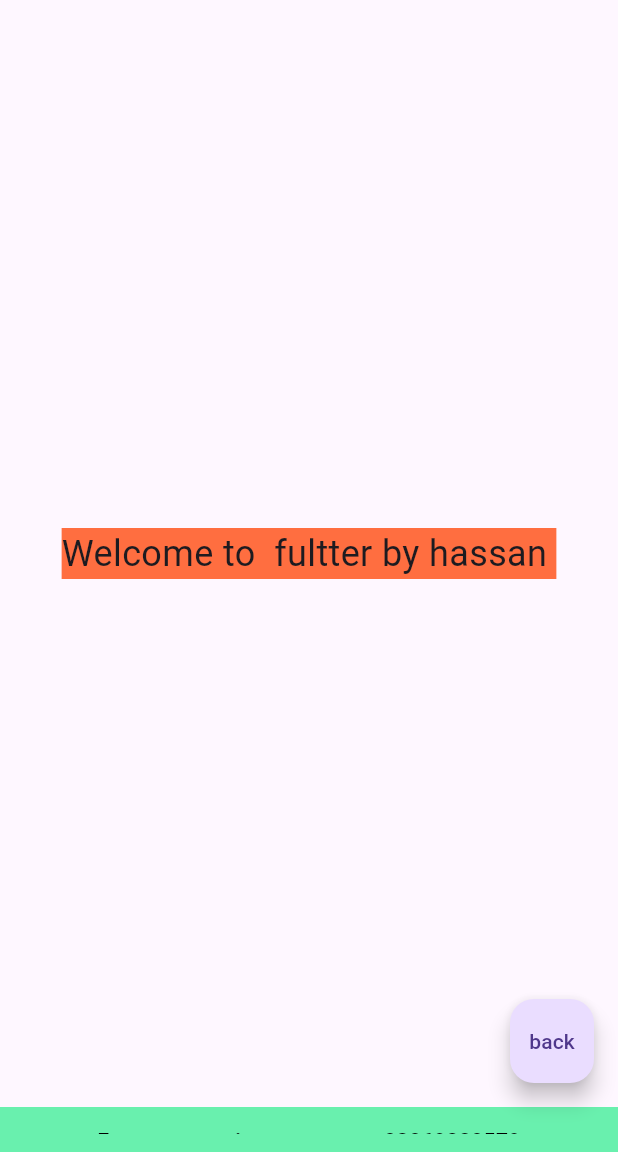
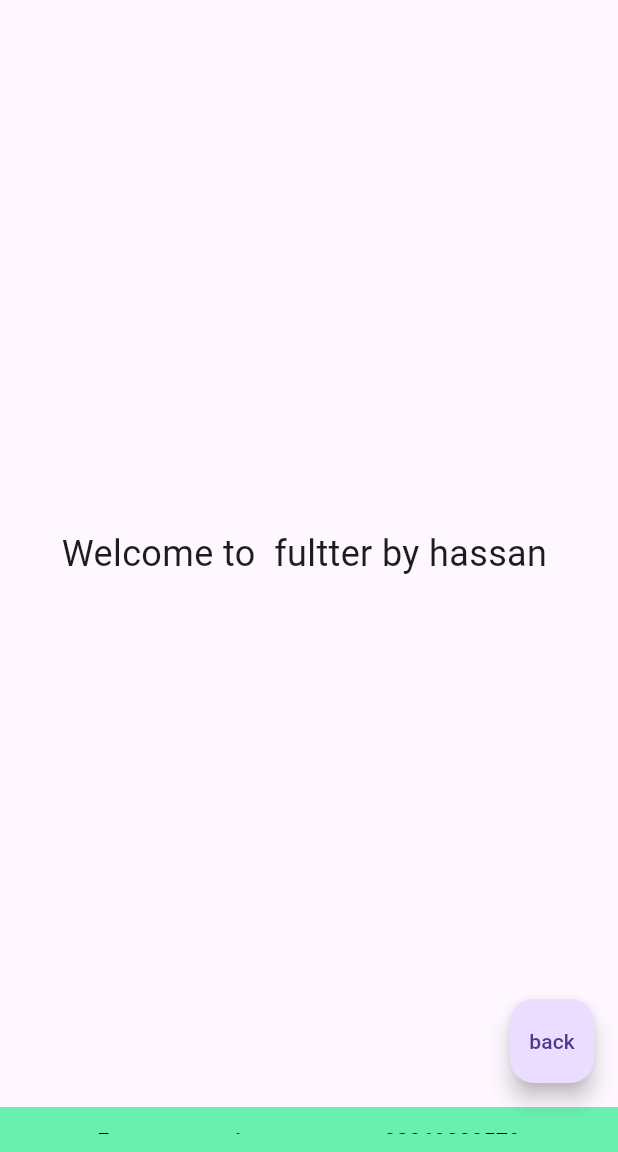
Before and after one commit to Hassan-9526/Flutter_vscode, a Flutter app: the screen it shows after launch, on a phone screen of 412 x 824 dp, the part 84-1236 px from its top. Run offline on Flutter 3.47's test engine with Material 3 defaults, Android fonts, the phone set to English and light mode, and no system bars; our stand-ins replace google_fonts.

Commit message:
day9 completed

```diff
--- a/flutter_application_1/lib/main.dart
+++ b/flutter_application_1/lib/main.dart
@@ -16,7 +16,7 @@ class MyApp extends StatelessWidget {
     return MaterialApp(
       // home: HomePage(),
       debugShowCheckedModeBanner: false,
-      themeMode: ThemeMode.system,
+      themeMode: ThemeMode.light,
       theme: MyThemes.lighttheme(context),
 
       darkTheme: MyThemes.darkTheme(context),
--- a/flutter_application_1/lib/pages/Home_page.dart
+++ b/flutter_application_1/lib/pages/Home_page.dart
@@ -19,7 +19,6 @@ class HomePage extends StatelessWidget {
       ),
       body: Center(
         child: Container(
-          color: Colors.deepOrangeAccent,
           child: Text(
             "Welcome to  fultter by $name ",
             style: TextStyle(fontSize: 24.0),
```
Also changed, not shown: flutter_application_1/lib/models/Catalog.dart (added, +20 -0 lines), flutter_application_1/assets/images/infinx_hot11s.jpg (added).
